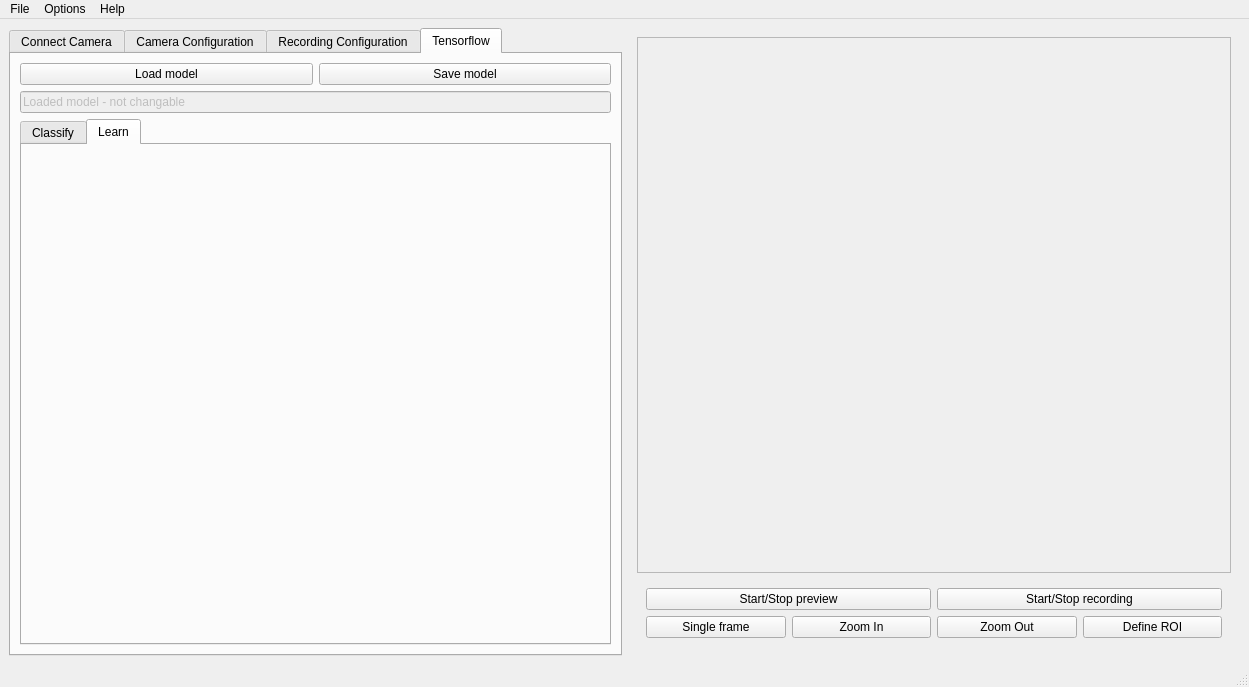
The window that anubis.ui (xlukas10/anubis) describes before a commit, drawn with Qt 5.
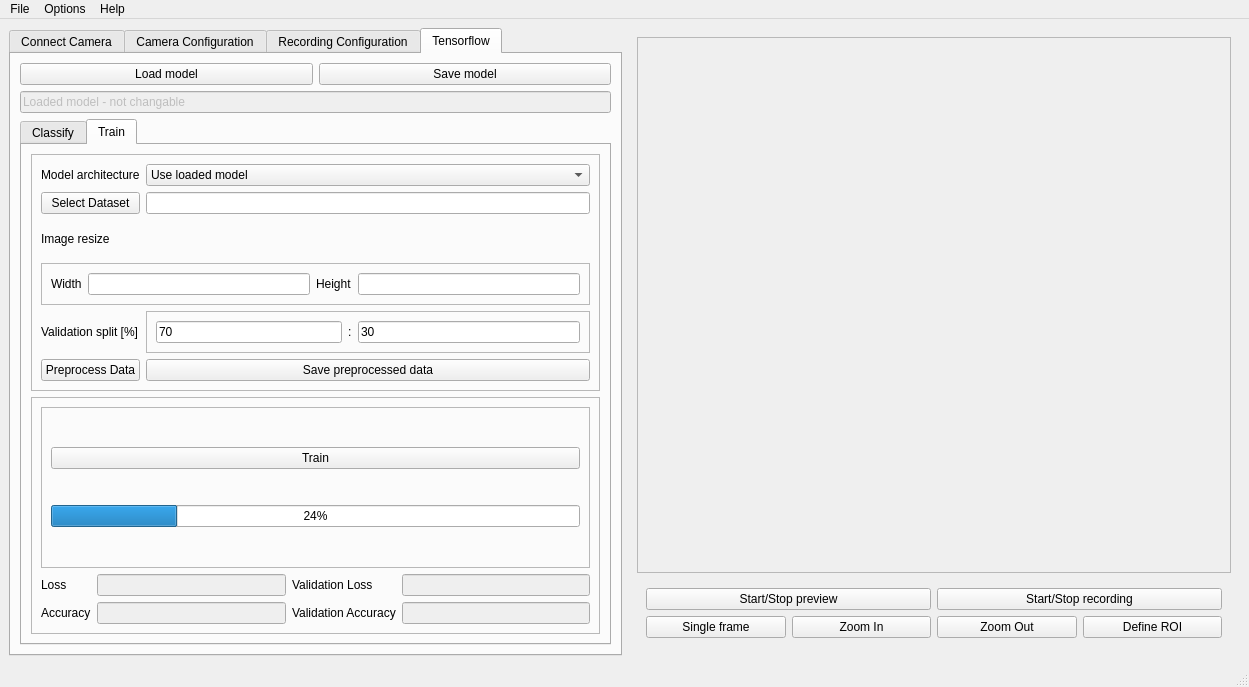
The same window after the commit. Icons and pictures are not drawn.

Commit message: Added train tab to the tensorflow

The edit to the form file:
```diff
--- a/anubis.ui
+++ b/anubis.ui
@@ -369,8 +369,258 @@
           </widget>
           <widget class="QWidget" name="tab_learn">
            <attribute name="title">
-            <string>Learn</string>
+            <string>Train</string>
            </attribute>
+           <layout class="QGridLayout" name="gridLayout_9">
+            <item row="0" column="0">
+             <widget class="QFrame" name="frame_train_preprocess">
+              <property name="frameShape">
+               <enum>QFrame::StyledPanel</enum>
+              </property>
+              <property name="frameShadow">
+               <enum>QFrame::Raised</enum>
+              </property>
+              <layout class="QGridLayout" name="gridLayout_7">
+               <item row="3" column="0">
+                <widget class="QLabel" name="label_img_resize">
+                 <property name="text">
+                  <string>Image resize</string>
+                 </property>
+                </widget>
+               </item>
+               <item row="0" column="0">
+                <widget class="QLabel" name="label_model_arch">
+                 <property name="text">
+                  <string>Model architecture</string>
+                 </property>
+                </widget>
+               </item>
+               <item row="1" column="0">
+                <widget class="QPushButton" name="btn_load_dataset">
+                 <property name="text">
+                  <string>Select Dataset</string>
+                 </property>
+                </widget>
+               </item>
+               <item row="5" column="0">
+                <widget class="QLabel" name="label_val_split">
+                 <property name="text">
+                  <string>Validation split [%]</string>
+                 </property>
+                </widget>
+               </item>
+               <item row="6" column="0">
+                <widget class="QPushButton" name="btn_preprocess">
+                 <property name="text">
+                  <string>Preprocess Data</string>
+                 </property>
+                </widget>
+               </item>
+               <item row="6" column="1">
+                <widget class="QPushButton" name="btn_save_preprocess">
+                 <property name="text">
+                  <string>Save preprocessed data</string>
+                 </property>
+                </widget>
+               </item>
+               <item row="5" column="1">
+                <widget class="QFrame" name="frame_train_val_split">
+                 <property name="frameShape">
+                  <enum>QFrame::StyledPanel</enum>
+                 </property>
+                 <property name="frameShadow">
+                  <enum>QFrame::Raised</enum>
+                 </property>
+                 <layout class="QHBoxLayout" name="horizontalLayout">
+                  <item>
+                   <widget class="QLineEdit" name="line_edit_val_split_1">
+                    <property name="maximumSize">
+                     <size>
+                      <width>186</width>
+                      <height>16777215</height>
+                     </size>
+                    </property>
+                    <property name="inputMethodHints">
+                     <set>Qt::ImhDigitsOnly</set>
+                    </property>
+                    <property name="text">
+                     <string>70</string>
+                    </property>
+                   </widget>
+                  </item>
+                  <item>
+                   <widget class="QLabel" name="label_colon">
+                    <property name="text">
+                     <string>:</string>
+                    </property>
+                   </widget>
+                  </item>
+                  <item>
+                   <widget class="QLineEdit" name="line_edit_val_split_2">
+                    <property name="inputMethodHints">
+                     <set>Qt::ImhDigitsOnly</set>
+                    </property>
+                    <property name="text">
+                     <string>30</string>
+                    </property>
+                    <property name="frame">
+                     <bool>true</bool>
+                    </property>
+                   </widget>
+                  </item>
+                 </layout>
+                </widget>
+               </item>
+               <item row="4" column="0" colspan="2">
+                <widget class="QFrame" name="frame_train_resize">
+                 <property name="frameShape">
+                  <enum>QFrame::StyledPanel</enum>
+                 </property>
+                 <property name="frameShadow">
+                  <enum>QFrame::Raised</enum>
+                 </property>
+                 <layout class="QHBoxLayout" name="horizontalLayout_4">
+                  <item>
+                   <widget class="QLabel" name="label_res_width">
+                    <property name="text">
+                     <string>Width</string>
+                    </property>
+                   </widget>
+                  </item>
+                  <item>
+                   <widget class="QLineEdit" name="line_edit_res_width">
+                    <property name="inputMethodHints">
+                     <set>Qt::ImhDigitsOnly</set>
+                    </property>
+                   </widget>
+                  </item>
+                  <item>
+                   <widget class="QLabel" name="label_res_height">
+                    <property name="text">
+                     <string>Height</string>
+                    </property>
+                   </widget>
+                  </item>
+                  <item>
+                   <widget class="QLineEdit" name="line_edit_res_height">
+                    <property name="inputMethodHints">
+                     <set>Qt::ImhDigitsOnly</set>
+                    </property>
+                   </widget>
+                  </item>
+                 </layout>
+                </widget>
+               </item>
+               <item row="0" column="1">
+                <widget class="QComboBox" name="combo_model_arch">
+                 <item>
+                  <property name="text">
+                   <string>Use loaded model</string>
+                  </property>
+                 </item>
+                </widget>
+               </item>
+               <item row="1" column="1">
+                <widget class="QLineEdit" name="line_edit_dataset_path"/>
+               </item>
+              </layout>
+             </widget>
+            </item>
+            <item row="2" column="0">
+             <widget class="QFrame" name="frame_train_stats">
+              <property name="frameShape">
+               <enum>QFrame::StyledPanel</enum>
+              </property>
+              <property name="frameShadow">
+               <enum>QFrame::Raised</enum>
+              </property>
+              <layout class="QGridLayout" name="gridLayout_8">
+               <item row="5" column="3">
+                <widget class="QLineEdit" name="line_edit_val_acc">
+                 <property name="enabled">
+                  <bool>false</bool>
+                 </property>
+                </widget>
+               </item>
+               <item row="0" column="0" colspan="4">
+                <widget class="QFrame" name="frame_train_progress">
+                 <property name="frameShape">
+                  <enum>QFrame::StyledPanel</enum>
+                 </property>
+                 <property name="frameShadow">
+                  <enum>QFrame::Raised</enum>
+                 </property>
+                 <layout class="QGridLayout" name="gridLayout_6">
+                  <item row="2" column="0">
+                   <widget class="QProgressBar" name="progress_bar_train">
+                    <property name="value">
+                     <number>24</number>
+                    </property>
+                   </widget>
+                  </item>
+                  <item row="0" column="0">
+                   <widget class="QPushButton" name="btn_train_cancel">
+                    <property name="text">
+                     <string>Train</string>
+                    </property>
+                   </widget>
+                  </item>
+                 </layout>
+                </widget>
+               </item>
+               <item row="1" column="1">
+                <widget class="QLineEdit" name="line_edit_loss">
+                 <property name="enabled">
+                  <bool>false</bool>
+                 </property>
+                </widget>
+               </item>
+               <item row="5" column="2">
+                <widget class="QLabel" name="label_val_acc">
+                 <property name="text">
+                  <string>Validation Accuracy</string>
+                 </property>
+                </widget>
+               </item>
+               <item row="1" column="0">
+                <widget class="QLabel" name="label_loss">
+                 <property name="text">
+                  <string>Loss</string>
+                 </property>
+                </widget>
+               </item>
+               <item row="1" column="2">
+                <widget class="QLabel" name="label_val_loss">
+                 <property name="text">
+                  <string>Validation Loss</string>
+                 </property>
+                </widget>
+               </item>
+               <item row="5" column="1">
+                <widget class="QLineEdit" name="line_edit_acc">
+                 <property name="enabled">
+                  <bool>false</bool>
+                 </property>
+                </widget>
+               </item>
+               <item row="5" column="0">
+                <widget class="QLabel" name="label_acc">
+                 <property name="text">
+                  <string>Accuracy</string>
+                 </property>
+                </widget>
+               </item>
+               <item row="1" column="3">
+                <widget class="QLineEdit" name="line_edit_val_loss">
+                 <property name="enabled">
+                  <bool>false</bool>
+                 </property>
+                </widget>
+               </item>
+              </layout>
+             </widget>
+            </item>
+           </layout>
           </widget>
          </widget>
         </item>
```
Left out of the diff: 16 changed lines with no effect on the pictures.
